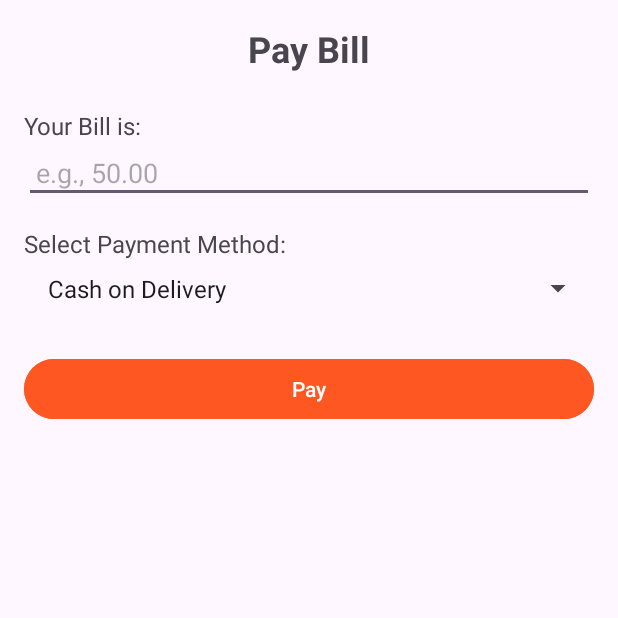
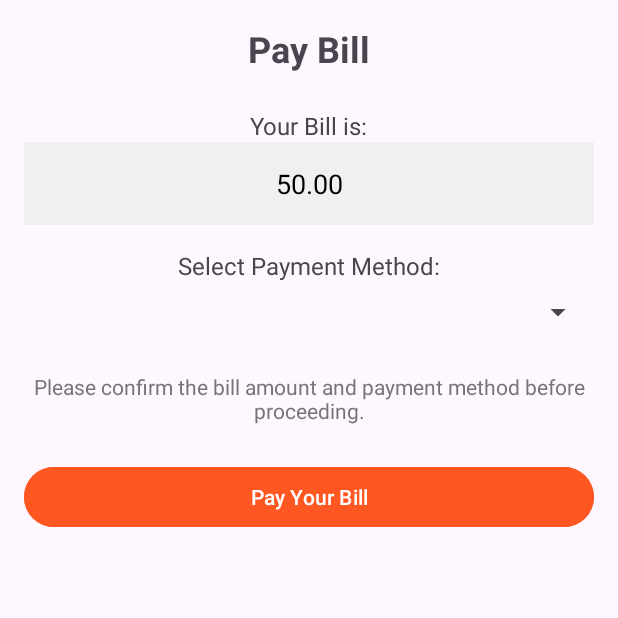
Before and after one commit to choyon-sarker/Ki-Kinbo, an Android app: the Pay_Bill screen opened directly, with no data from a screen before it, on a phone screen of 412 x 824 dp, the top half of it. Run offline under Robolectric (Android 15) with nearby library versions, the phone set to English and light mode, and no system bars; 1 statement that could not run was skipped.

Commit message:
Minor update in layout

```diff
--- a/app/src/main/res/layout/activity_pay_bill.xml
+++ b/app/src/main/res/layout/activity_pay_bill.xml
@@ -4,6 +4,7 @@
     android:layout_width="match_parent"
     android:layout_height="match_parent"
     android:orientation="vertical"
+    android:gravity="center_horizontal"
     android:padding="16dp">
 
     <!-- Title -->
@@ -14,10 +15,9 @@
         android:text="Pay Bill"
         android:textSize="24sp"
         android:textStyle="bold"
-        android:layout_gravity="center_horizontal"
         android:paddingBottom="24dp"/>
 
-    <!-- Bill Amount Input -->
+    <!-- Bill Amount Display -->
     <TextView
         android:id="@+id/tvBillAmountLabel"
         android:layout_width="wrap_content"
@@ -25,13 +25,16 @@
         android:text="Your Bill is:"
         android:textSize="16sp"/>
 
-    <EditText
-        android:id="@+id/etBillAmount"
+    <TextView
+        android:id="@+id/tvBillAmount"
         android:layout_width="match_parent"
         android:layout_height="wrap_content"
-        android:inputType="numberDecimal"
-        android:hint="e.g., 50.00"
-        android:padding="8dp"/>
+        android:text="50.00"
+        android:textSize="18sp"
+        android:textColor="#000000"
+        android:padding="15dp"
+        android:background="#F0F0F0"
+        android:gravity="center"/>
 
     <!-- Payment Method Selection -->
     <TextView
@@ -42,21 +45,30 @@
         android:textSize="16sp"
         android:paddingTop="16dp"/>
 
-    <!-- Pay Button -->
     <Spinner
         android:id="@+id/spinnerPaymentMethod"
         android:layout_width="match_parent"
         android:layout_height="wrap_content"
-        android:entries="@array/payment_methods"
-        android:padding="8dp" />
+        android:padding="20dp"/>
 
+
+    <TextView
+        android:id="@+id/tvConfirmationMessage"
+        android:layout_width="wrap_content"
+        android:layout_height="wrap_content"
+        android:text="Please confirm the bill amount and payment method before proceeding."
+        android:textSize="14sp"
+        android:textColor="#757575"
+        android:paddingTop="20dp"
+        android:gravity="center"/>
+
+    <!-- Pay Button -->
     <Button
         android:id="@+id/btnPayBill"
         android:layout_width="match_parent"
         android:layout_height="wrap_content"
-        android:text="Pay"
+        android:text="Pay Your Bill"
         android:layout_marginTop="24dp"
         android:backgroundTint="#FF5722"
         android:textColor="#FFFFFF"/>
-
 </LinearLayout>
--- a/app/src/main/res/values/strings.xml
+++ b/app/src/main/res/values/strings.xml
@@ -3,6 +3,6 @@
     <string-array name="payment_methods">
         <item>Cash on Delivery</item>
         <item>Bkash</item>
-        <item>Online Banking</item>
+        <item>Credit/Debit Card</item>
     </string-array>
 </resources>
```
